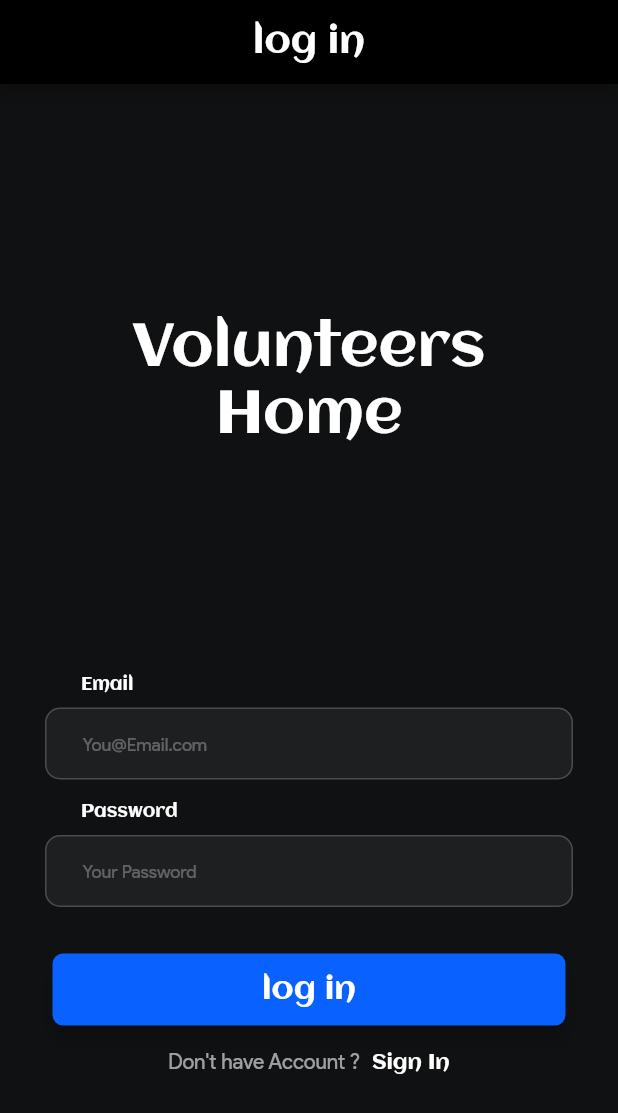
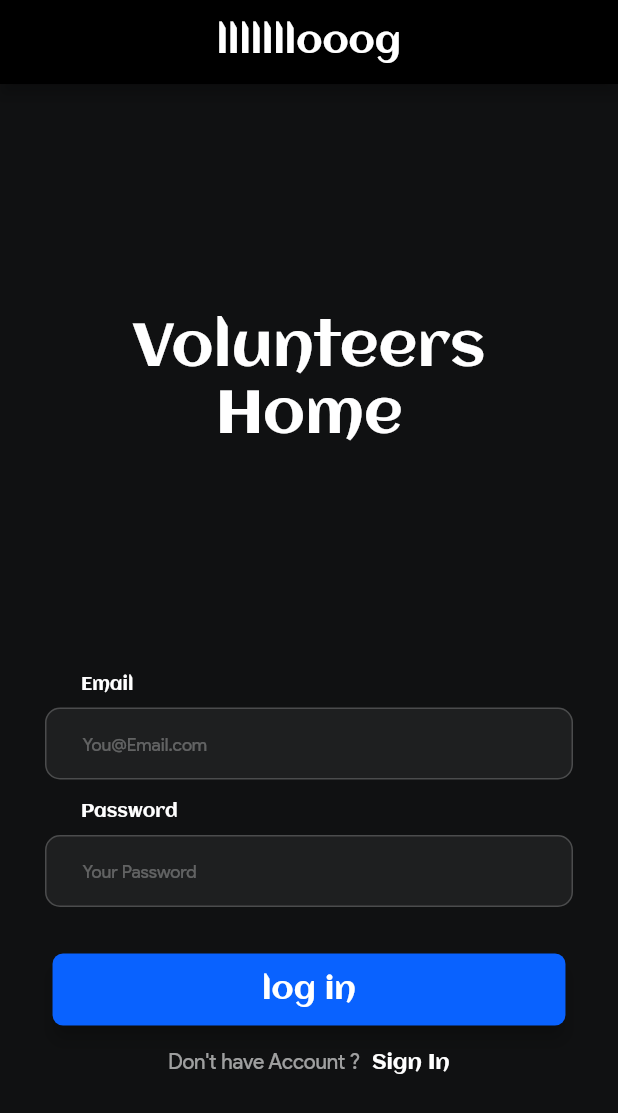
Before and after one commit to aliz0o/Volunteers-Home-Last-Version, a Flutter app: the screen it shows after launch, on a phone screen of 412 x 824 dp. Shown: the top 1113 px of the screen. Run offline on Flutter 3.47's test engine with Material 2 defaults, Android fonts, the phone set to English and light mode, and no system bars; our stand-ins replace cloud_firestore, datetime_picker_formfield, firebase_auth, firebase_core, firebase_storage, image_picker and 4 more; accounts and stored records are empty.

Commit message:
mahmoud sleem

```diff
--- a/lib/screens/login_screen.dart
+++ b/lib/screens/login_screen.dart
@@ -19,7 +19,7 @@ class LogIn extends StatelessWidget {
           automaticallyImplyLeading: false,
           title: Center(
             child: Text(
-              'log in',
+              'lllllllooog',
               style: kAppBarTextStyle,
             ),
           ),
--- a/lib/screens/profile_screen.dart
+++ b/lib/screens/profile_screen.dart
@@ -41,6 +41,9 @@ class _ProfileScreenState extends State<ProfileScreen> {
             ),
             backgroundColor: Color.fromRGBO(16, 17, 18, 1),
           ),
+
+
+
           floatingActionButton: FloatingActionButton.extended(
             onPressed: () {
               widget.userID != loggedInUser.uid
```
